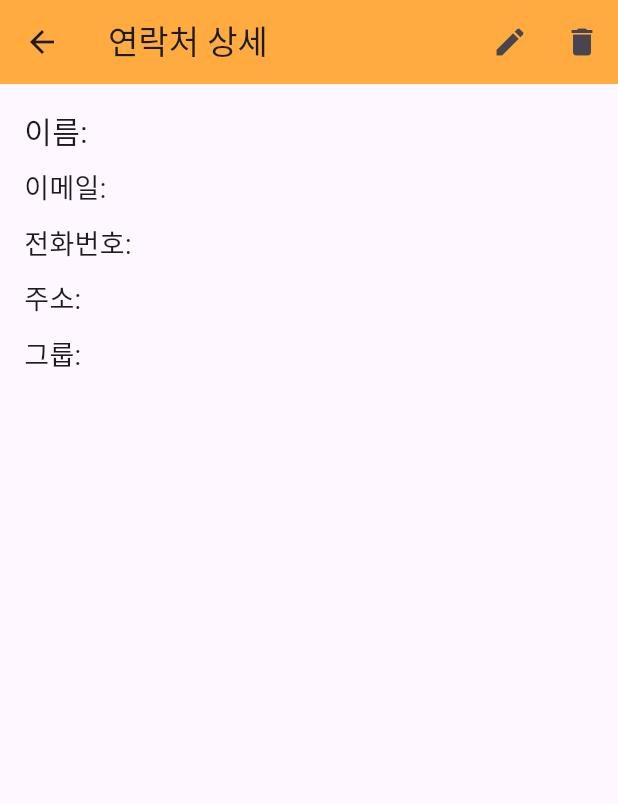
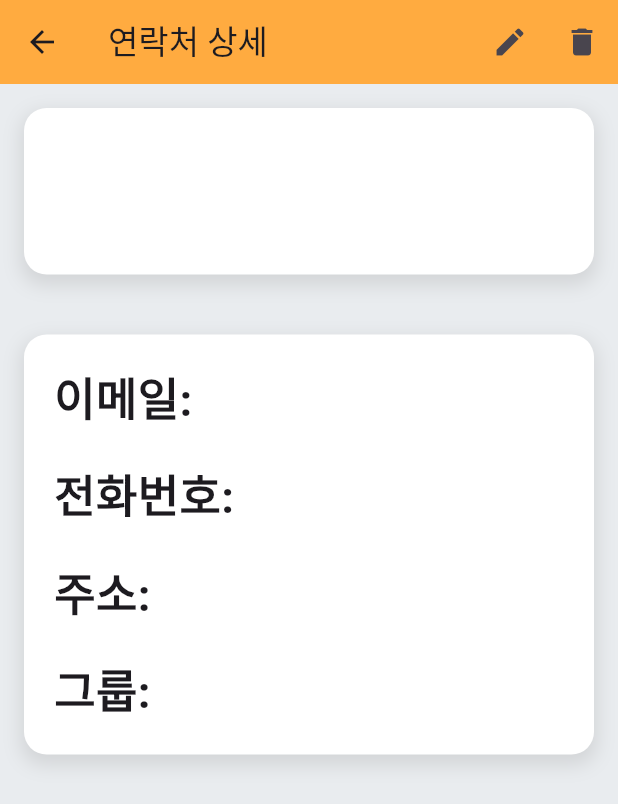
Before and after one commit to kkameoo/flutter_project_second, a Flutter app: the ContactDetailPage screen opened directly with empty values, on a phone screen of 412 x 824 dp. Shown: the top 804 px of the screen. Run offline on Flutter 3.47's test engine with Material 3 defaults, Android fonts, the light colour scheme and no system bars; our stand-ins replace dio.

Commit message:
[현석] 디테일page 꾸밈 완료

```diff
--- a/lib/contact_detail.dart
+++ b/lib/contact_detail.dart
@@ -24,6 +24,7 @@ class ContactDetailPage extends StatelessWidget {
   @override
   Widget build(BuildContext context) {
     return Scaffold(
+      backgroundColor: Color(0xFFE9ECEF),
       appBar: AppBar(
         title: Text("연락처 상세"),
         backgroundColor: Colors.orangeAccent,
@@ -41,20 +42,63 @@ class ContactDetailPage extends StatelessWidget {
         body: Padding(
         padding: const EdgeInsets.all(16.0),
     child: Column(
+    crossAxisAlignment: CrossAxisAlignment.center,
+    children: [
+    // ✅ 이름 박스 (둥근 테두리 & 흰색 배경)
+    Container(
+    width: double.infinity,
+    padding: EdgeInsets.symmetric(vertical: 20),
+    decoration: BoxDecoration(
+    color: Colors.white, // ✅ 배경 흰색
+    borderRadius: BorderRadius.circular(15), // ✅ 둥근 테두리
+    boxShadow: [
+    BoxShadow(
+    color: Colors.grey.withOpacity(0.3), // ✅ 그림자 효과
+    blurRadius: 10,
+    spreadRadius: 2,
+    offset: Offset(0, 5),
+    ),
+    ],
+    ),
+    child: Center(
+    child: Text(
+    "${contact.name}",
+    style: TextStyle(fontSize: 50, fontWeight: FontWeight.w900),
+    textAlign: TextAlign.center,
+    ),
+    ),
+    ),
+    SizedBox(height: 40),
+
+    // ✅ 이메일, 전화번호, 주소, 그룹을 하나의 박스로 묶기
+    Container(
+    width: double.infinity,
+    padding: EdgeInsets.symmetric(vertical: 20, horizontal: 20),
+    decoration: BoxDecoration(
+    color: Colors.white, // ✅ 배경 흰색
+    borderRadius: BorderRadius.circular(15), // ✅ 둥근 테두리
+    boxShadow: [
+    BoxShadow(
+    color: Colors.grey.withOpacity(0.3), // ✅ 그림자 효과
+    blurRadius: 10,
+    spreadRadius: 2,
+    offset: Offset(0, 5),
+    ),
+    ],
+    ),
+    child: Column(
     crossAxisAlignment: CrossAxisAlignment.start,
     children: [
-            Text("이름: ${contact.name}", style: TextStyle(fontSize: 20)),
-            SizedBox(height: 10),
-            Text("이메일: ${contact.email}", style: TextStyle(fontSize: 18)),
-            SizedBox(height: 10),
-            Text(
-              "전화번호: ${contact.phoneNumber}",
-              style: TextStyle(fontSize: 18),
+    Text("이메일: ${contact.email}", style: TextStyle(fontSize: 30, fontWeight: FontWeight.w700)),
+    SizedBox(height: 20),
+    Text("전화번호: ${contact.phoneNumber}", style: TextStyle(fontSize: 30, fontWeight: FontWeight.w700)),
+    SizedBox(height: 20),
+    Text("주소: ${contact.address}", style: TextStyle(fontSize: 30, fontWeight: FontWeight.w700)),
+    SizedBox(height: 20),
+    Text("그룹: ${contact.group}", style: TextStyle(fontSize: 30, fontWeight: FontWeight.w700)),
+            ],
            ),
-            SizedBox(height: 10),
-            Text("주소: ${contact.address}", style: TextStyle(fontSize: 18)),
-            SizedBox(height: 10),
-            Text("그룹: ${contact.group}", style: TextStyle(fontSize: 18)),
+          ),
          ],
         ),
       ),
```
Lines whose indentation alone changed are shown as unchanged.
